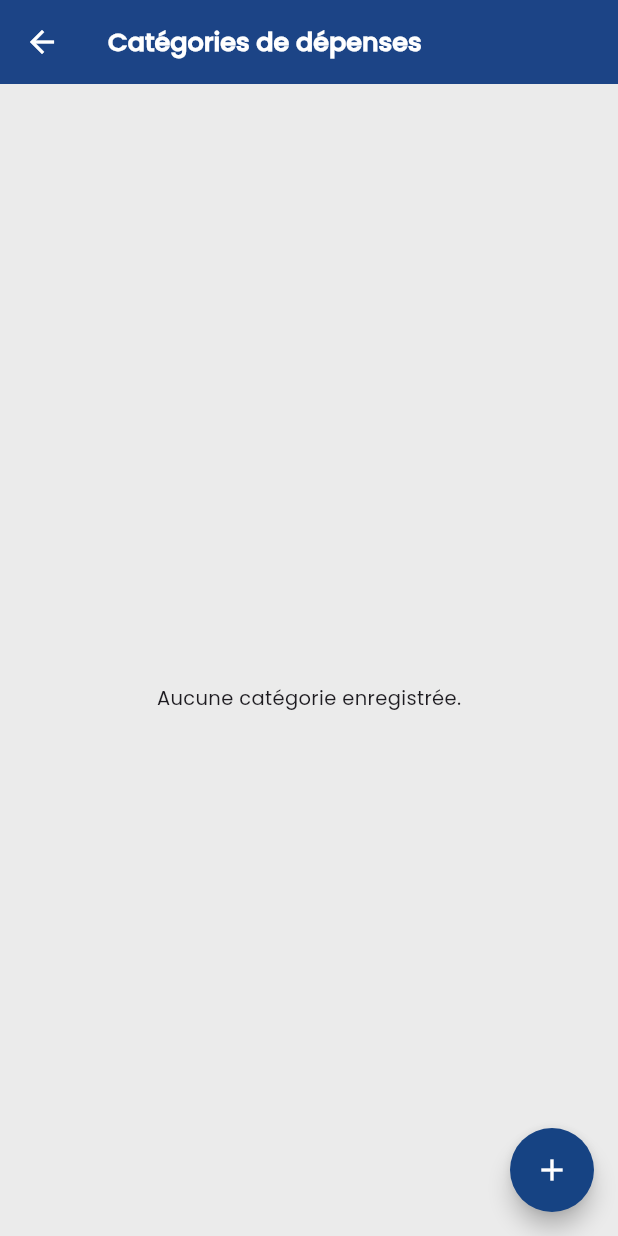
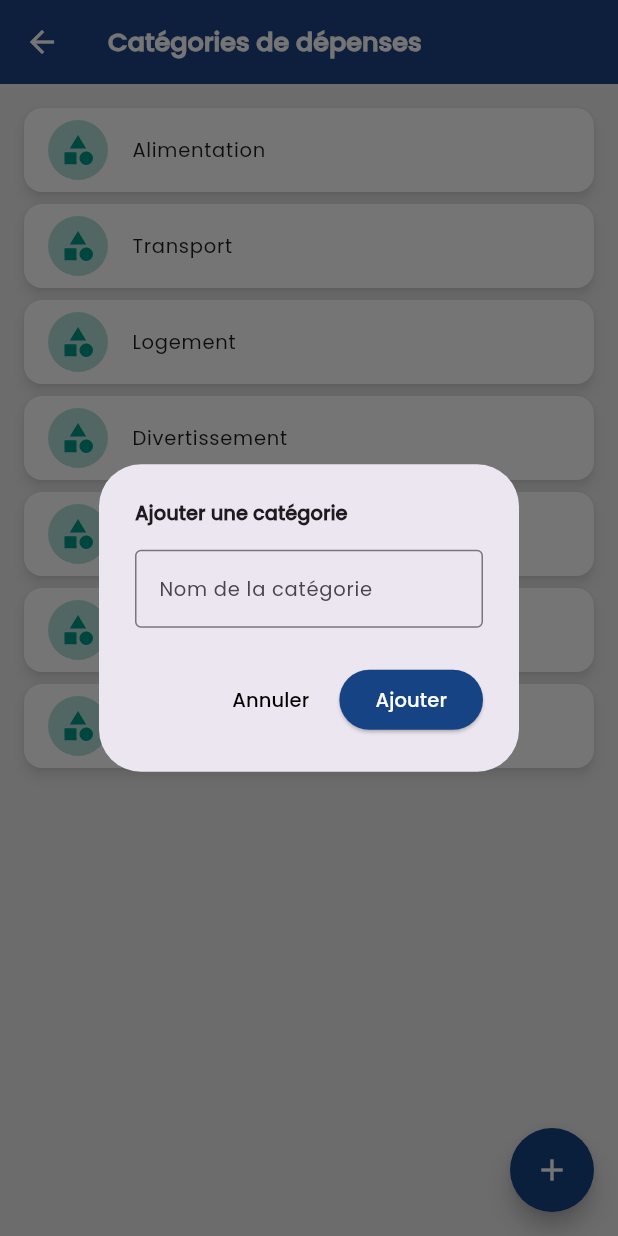
Before and after one commit to Van064886/mon-budget, a Flutter app: the CategoryListScreen screen opened by its route, after a tap on the "add" icon, on a phone screen of 412 x 824 dp. Run offline on Flutter 3.47's test engine with Material 3 defaults, Android fonts, the phone set to English and light mode, and no system bars; drawn by our look-alikes of flutter_slidable; our stand-ins replace fl_chart, heroicons, sqflite; accounts and stored records are empty.

Commit message:
feat: add category with db connection implemented

```diff
--- a/lib/services/category_service.dart
+++ b/lib/services/category_service.dart
@@ -3,7 +3,7 @@ import 'package:mon_budget/core/database/database_helper.dart';
 import 'package:mon_budget/models/expense_category.dart';
 
 class CategoryService extends ChangeNotifier {
-  final List<ExpenseCategory> _categories = [];
+  List<ExpenseCategory> _categories = [];
   final dbHelper = DatabaseHelper();
 
   List<ExpenseCategory> get categories => _categories;
@@ -35,13 +35,18 @@ class CategoryService extends ChangeNotifier {
     notifyListeners();
   }
 
-  // Optional: Seed with fake data
+  // Seed DB with fake data
   Future<void> insertFakeCategories() async {
     final db = await dbHelper.db;
     for (final cat in ExpenseCategory.defaultCategories) {
       await db.insert('categories', cat.toMap());
     }
     await fetchCategories();
+  }
+
+  // Fill list with fake data
+  Future<void> addFakeCategories() async {
+    _categories = ExpenseCategory.defaultCategories;
   }
 
   // Clear all categories (if needed)
--- a/lib/views/categories/category_list_screen.dart
+++ b/lib/views/categories/category_list_screen.dart
@@ -1,5 +1,9 @@
+// ignore_for_file: use_build_context_synchronously
+
 import 'package:flutter/material.dart';
 import 'package:flutter_slidable/flutter_slidable.dart';
+import 'package:mon_budget/core/constants/app_constants.dart';
+import 'package:mon_budget/models/expense_category.dart';
 import 'package:mon_budget/services/category_service.dart';
 import 'package:provider/provider.dart';
 
@@ -91,7 +95,7 @@ class _CategoryListScreenState extends State<CategoryListScreen> {
           ),
           floatingActionButton: FloatingActionButton(
             onPressed: () {
-              Navigator.pushNamed(context, '/categories/new');
+              showAddCategoryDialog(context);
             },
             child: const Icon(Icons.add),
           ),
@@ -99,4 +103,75 @@ class _CategoryListScreenState extends State<CategoryListScreen> {
       },
     );
   }
+
+  @override
+  void initState() {
+    super.initState();
+    CategoryService categoryService = Provider.of(context, listen: false);
+    categoryService.addFakeCategories();
+  }
+
+  void showAddCategoryDialog(BuildContext context) {
+    final _formKey = GlobalKey<FormState>();
+    final TextEditingController _nameController = TextEditingController();
+    CategoryService categoryService = Provider.of(context, listen: false);
+
+    if (context.mounted) {
+      showDialog(
+        context: context,
+        builder:
+            (context) => AlertDialog(
+              title: const Text(
+                'Ajouter une catégorie',
+                style: TextStyle(fontWeight: FontWeight.w700),
+              ),
+              content: Form(
+                key: _formKey,
+                child: TextFormField(
+                  controller: _nameController,
+                  decoration: const InputDecoration(
+                    labelText: 'Nom de la catégorie',
+                    border: OutlineInputBorder(),
+                  ),
+                  validator: (value) {
+                    if (value == null || value.trim().isEmpty) {
+                      return 'Veuillez entrer un nom valide';
+                    }
+                    return null;
+                  },
+                ),
+              ),
+              actions: [
+                TextButton(
+                  style: ButtonStyle(
+                    foregroundColor: WidgetStatePropertyAll(Colors.black),
+                  ),
+                  onPressed: () => Navigator.pop(context),
+                  child: const Text('Annuler'),
+                ),
+                ElevatedButton(
+                  style: ButtonStyle(
+                    backgroundColor: WidgetStatePropertyAll(
+                      AppConstants.mainColor,
+                    ),
+                    foregroundColor: WidgetStatePropertyAll(Colors.white),
+                  ),
+                  onPressed: () async {
+                    if (_formKey.currentState!.validate()) {
+                      final newCategory = ExpenseCategory(
+                        name: _nameController.text.trim(),
+                      );
+
+                      await categoryService.addExpenseCategory(newCategory);
+
+                      Navigator.pop(context);
+                    }
+                  },
+                  child: const Text('Ajouter'),
+                ),
+              ],
+            ),
+      );
+    }
+  }
 }
```
